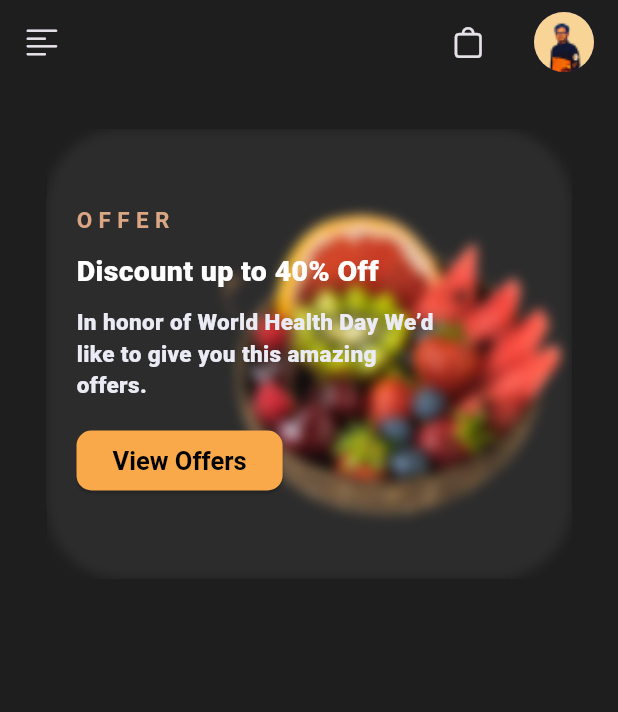
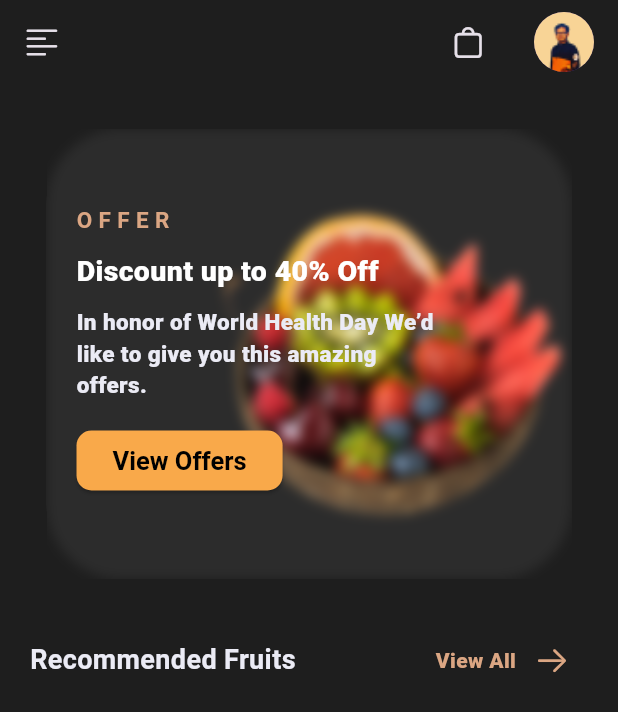
Before and after one commit to universal-developer/Flutter-Fruit-App, a Flutter app: the screen it shows after launch, on a phone screen of 412 x 824 dp. Shown: the top 712 px of the screen. Run offline on Flutter 3.47's test engine with Material 2 defaults, Android fonts, the phone set to English and light mode, and no system bars.

Commit message:
Initial Commit

```diff
--- a/lib/colors.dart
+++ b/lib/colors.dart
@@ -1,6 +1,7 @@
 import 'package:flutter/material.dart';
 
-Color backgroundColor = const Color(0xff1E1E1E);
-Color greyColor = const Color(0xff2C2C2C);
-Color orangeColor = const Color(0xffF9A94A);
-Color lightGreyColor = Color.fromARGB(255, 235, 235, 245);
+const Color backgroundColor = Color(0xff1E1E1E);
+const Color greyColor = Color(0xff2C2C2C);
+const Color orangeColor = Color(0xffF9A94A);
+const Color lightGreyColor = Color.fromARGB(255, 235, 235, 245);
+const Color lightOrangeColor = Color(0xffDBA683);
--- a/lib/main.dart
+++ b/lib/main.dart
@@ -19,7 +19,7 @@ class MyApp extends StatelessWidget {
           focusColor: orangeColor,
           highlightColor: orangeColor,
           useMaterial3: true,
-          scaffoldBackgroundColor: Colors.black87,
+          scaffoldBackgroundColor: backgroundColor,
         ),
         darkTheme: ThemeData(
           splashColor: orangeColor,
--- a/lib/screens/home_screen.dart
+++ b/lib/screens/home_screen.dart
@@ -37,13 +37,47 @@ class _HomeScreenState extends State<HomeScreen> {
                   ))
             ],
           )),
-      body: Column(
-        children: [
-          const SizedBox(height: 30),
-          Center(
-            child: _saleCard(),
+      body: SingleChildScrollView(
+        child: Padding(
+          padding: const EdgeInsets.symmetric(horizontal: 20),
+          child: Column(
+            children: [
+              const SizedBox(height: 30),
+              Center(
+                child: _saleCard(),
+              ),
+              const SizedBox(height: 30),
+              Row(
+                mainAxisAlignment: MainAxisAlignment.spaceBetween,
+                children: [
+                  Text(
+                    'Recommended Fruits',
+                    style: TextStyle(
+                      fontSize: 18,
+                      color: lightGreyColor,
+                      fontWeight: FontWeight.w700,
+                    ),
+                  ),
+                  Row(
+                    children: [
+                      Text('View All',
+                          style: TextStyle(
+                            color: lightOrangeColor,
+                            fontWeight: FontWeight.w900,
+                          )),
+                      IconButton(
+                        onPressed: () {},
+                        icon: const Icon(CupertinoIcons.arrow_right),
+                        color: lightOrangeColor,
+                        splashRadius: 10,
+                      )
+                    ],
+                  ),
+                ],
+              ),
+            ],
           ),
-        ],
+        ),
       ),
     );
   }
@@ -108,7 +142,7 @@ Widget _saleCard() {
                     'In honor of World Health Day We’d like to give you this amazing offers.',
                     style: TextStyle(
                       fontSize: 15,
-                      color: Color.fromARGB(255, 235, 235, 245),
+                      color: lightGreyColor,
                       fontWeight: FontWeight.w900,
                     ),
                   ),
```
